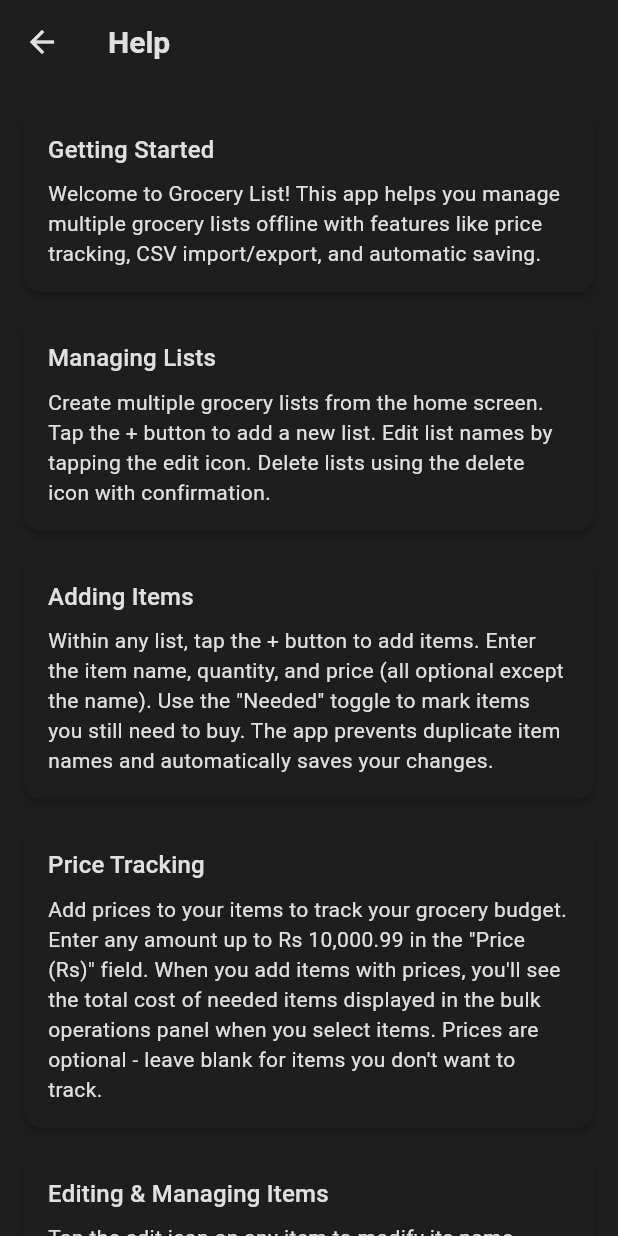
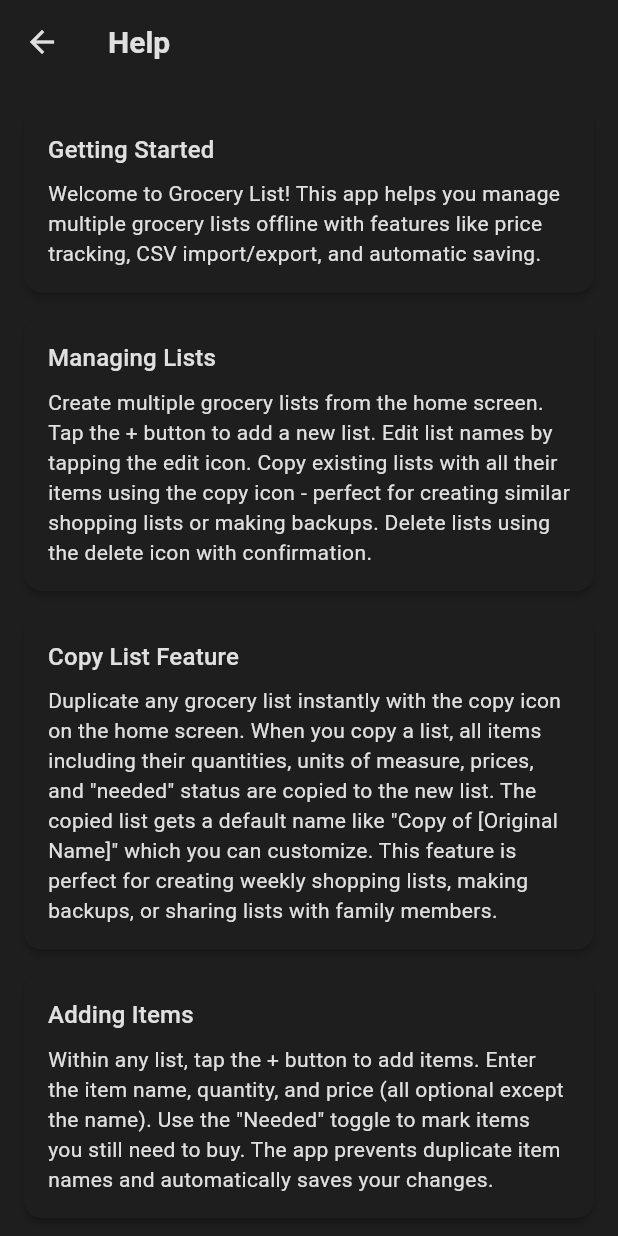
Before and after one commit to ananyaakamat/grocery_list_app, a Flutter app: the HelpScreen screen opened directly, on a phone screen of 412 x 824 dp. Run offline on Flutter 3.47's test engine with Material 3 defaults, Android fonts, the phone set to English and light mode, and no system bars; our stand-ins replace csv, file_picker, flutter_riverpod, freezed_annotation, share_plus, shared_preferences and 1 more; accounts and stored records are empty.

Commit message:
Update help screen to reflect new Copy List functionality and UOM options
- Added dedicated 'Copy List Feature' section explaining list duplication capabilities
- Enhanced 'Managing Lists' section to include copy functionality
- Added new FAQ entries for copy list usage, UOM options, and backup strategies
- Updated existing FAQ about backup methods to include copy feature
- Documented new UOM options: 'pound' and 'loaf' for better international support
- Added practical use cases like weekly shopping templates and family sharing
- Comprehensive documentation now covers all recently implemented features

```diff
--- a/lib/presentation/widgets/help_screen.dart
+++ b/lib/presentation/widgets/help_screen.dart
@@ -20,7 +20,11 @@ class HelpScreen extends StatelessWidget {
           ),
           _buildSection(
             'Managing Lists',
-            'Create multiple grocery lists from the home screen. Tap the + button to add a new list. Edit list names by tapping the edit icon. Delete lists using the delete icon with confirmation.',
+            'Create multiple grocery lists from the home screen. Tap the + button to add a new list. Edit list names by tapping the edit icon. Copy existing lists with all their items using the copy icon - perfect for creating similar shopping lists or making backups. Delete lists using the delete icon with confirmation.',
+          ),
+          _buildSection(
+            'Copy List Feature',
+            'Duplicate any grocery list instantly with the copy icon on the home screen. When you copy a list, all items including their quantities, units of measure, prices, and "needed" status are copied to the new list. The copied list gets a default name like "Copy of [Original Name]" which you can customize. This feature is perfect for creating weekly shopping lists, making backups, or sharing lists with family members.',
           ),
           _buildSection(
             'Adding Items',
@@ -145,6 +149,14 @@ class HelpScreen extends StatelessWidget {
               'A: From the home screen, tap the + button to create a new list. Each list can have its own set of items and is saved separately.',
             ),
             _buildFaqItem(
+              'Q: How do I copy a grocery list?',
+              'A: Tap the copy icon (duplicate symbol) next to any list on the home screen. Enter a name for the new list, and all items will be copied with their quantities, prices, and needed status. This creates an independent copy that you can modify separately.',
+            ),
+            _buildFaqItem(
+              'Q: What units of measure are available?',
+              'A: The app supports comprehensive units including solids (kg, g, pieces, packets, boxes, bags, pound, loaf, dozen, etc.), liquids (L, ml, bottles, cans), and small measures (tbsp, tsp, cups). Recent additions include "pound" and "loaf" for better international and bakery item support.',
+            ),
+            _buildFaqItem(
               'Q: How do I delete multiple items at once?',
               'A: Select the items you want to delete by tapping their checkboxes. The delete icon will turn red when items are selected. Press the red delete icon to remove all selected items after confirming in the dialog.',
             ),
@@ -174,7 +186,7 @@ class HelpScreen extends StatelessWidget {
             ),
             _buildFaqItem(
               'Q: How do I backup my lists?',
-              'A: Use the Export CSV feature from any list to create a backup file. You can import this file later to restore your list with all items and prices.',
+              'A: You have multiple backup options: Use the Copy List feature to create duplicates within the app, or export lists as CSV files. Both methods preserve all item details including quantities, units, prices, and needed status.',
             ),
             _buildFaqItem(
               'Q: Where is my data stored?',
@@ -203,6 +215,14 @@ class HelpScreen extends StatelessWidget {
             _buildFaqItem(
               'Q: Does the total update automatically?',
               'A: Yes! The total cost updates instantly when you add prices, mark items as needed/not needed, or delete items.',
+            ),
+            _buildFaqItem(
+              'Q: Can I create weekly shopping templates?',
+              'A: Absolutely! Create a master grocery list with all your regular items, then use the copy feature to duplicate it for each shopping trip. You can then modify the copied list as needed while keeping your template intact.',
+            ),
+            _buildFaqItem(
+              'Q: How do I backup my grocery lists?',
+              'A: You have two backup options: 1) Use the copy feature to duplicate your lists within the app, or 2) Export each list to CSV files using the export feature. Both methods preserve all your item details including prices.',
             ),
           ],
         ),
```
